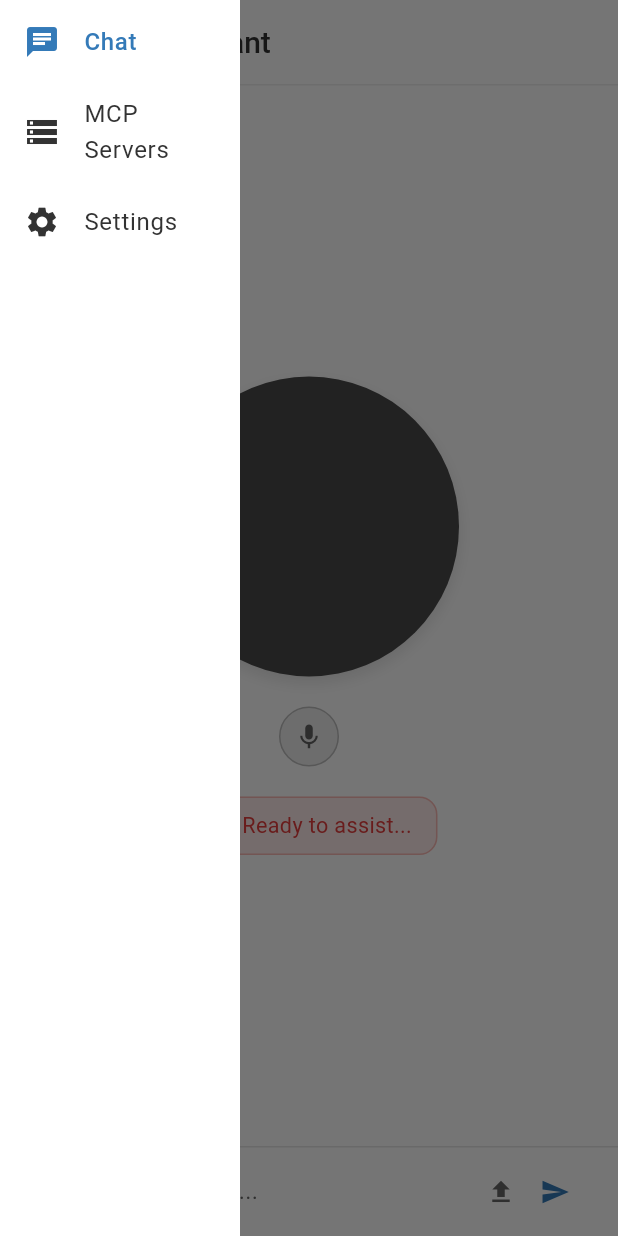
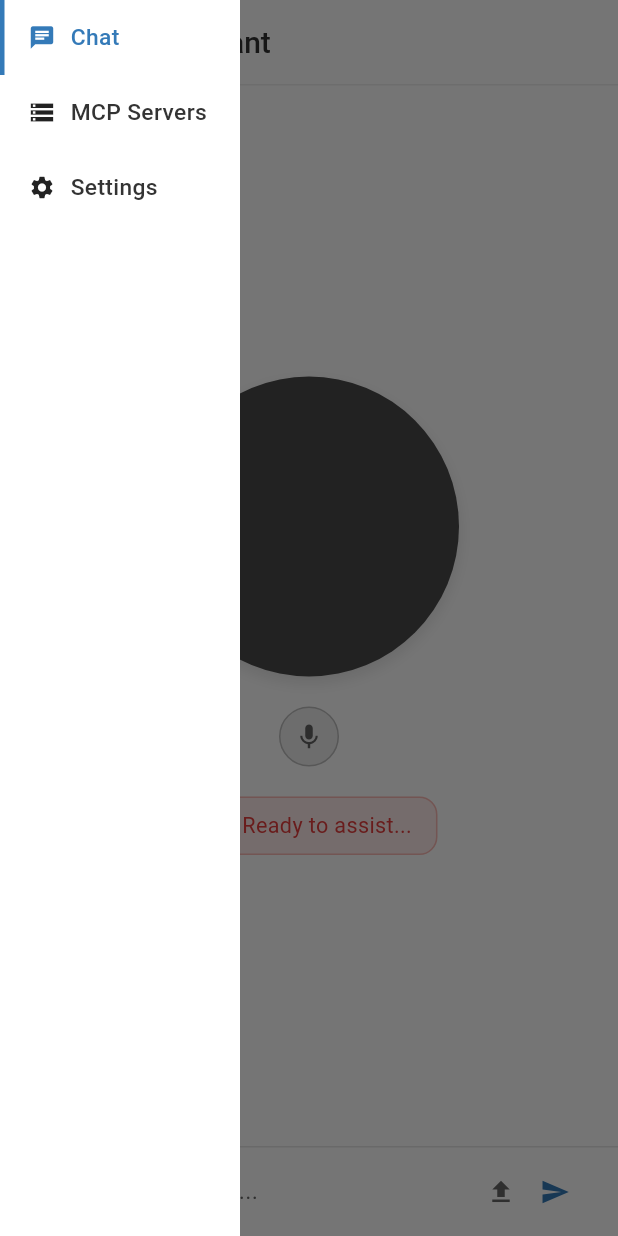
Before and after one commit to ResonanceGroup/VOX-UI, a Flutter app: the screen it shows after launch, with the side drawer open, on a phone screen of 412 x 824 dp. Run offline on Flutter 3.47's test engine with Material 3 defaults, Android fonts, the phone set to English and light mode, and no system bars; our stand-ins replace flutter_riverpod, go_router.

```diff
--- a/lib/screens/chat_screen.dart
+++ b/lib/screens/chat_screen.dart
@@ -33,7 +33,9 @@ class _ChatScreenState extends ConsumerState<ChatScreen> {
           preferredSize: const Size.fromHeight(1.0),
           child: Container(
             height: 1.0,
-            color: AppTheme.borderColor,
+            color: Theme.of(context).brightness == Brightness.dark
+                ? const Color(0xFF333333) // Darker border for dark mode
+                : AppTheme.borderColor,
           ),
         ),
       ),
@@ -115,9 +117,9 @@ class _ChatScreenState extends ConsumerState<ChatScreen> {
            color: Theme.of(context).scaffoldBackgroundColor,
            border: Border(
              top: BorderSide(
-               color: Theme.of(context).brightness == Brightness.light
-                   ? const Color(0xFFE5E5E5) // Lighter border for light mode
-                   : AppTheme.borderColor,
+               color: Theme.of(context).brightness == Brightness.dark
+                   ? const Color(0xFF333333) // Darker border for dark mode matching original
+                   : const Color(0xFFE5E5E5), // Lighter border for light mode
                width: 1.0,
              ),
            ),
--- a/lib/theme/app_theme.dart
+++ b/lib/theme/app_theme.dart
@@ -169,13 +169,16 @@ class AppTheme {
       // App Bar Theme
       appBarTheme: const AppBarTheme(
         backgroundColor: headerDarkBackground,
-        foregroundColor: Color(0xFFEEEEEE),
+        foregroundColor: Color(0xFFCCCCCC), // Lighter gray to match original
         elevation: 0,
         centerTitle: false,
         titleTextStyle: TextStyle(
           fontSize: 20.0,
           fontWeight: FontWeight.w500,
-          color: Color(0xFFEEEEEE),
+          color: Color(0xFFCCCCCC), // Lighter gray to match original
+        ),
+        iconTheme: IconThemeData(
+          color: Color(0xFFCCCCCC), // Lighter gray for hamburger menu
         ),
       ),
 
--- a/lib/widgets/navigation_drawer.dart
+++ b/lib/widgets/navigation_drawer.dart
@@ -11,17 +11,17 @@ class VOXNavigationDrawer extends StatelessWidget {
 
   @override
   Widget build(BuildContext context) {
+    final isDark = Theme.of(context).brightness == Brightness.dark;
+
     return Drawer(
       width: AppTheme.sidebarWidth,
       elevation: 0,
       shape: const RoundedRectangleBorder(
         borderRadius: BorderRadius.zero, // Remove rounded corners
       ),
-      child: BackdropFilter(
-        filter: ImageFilter.blur(sigmaX: 2.0, sigmaY: 2.0), // Add blur effect matching CSS backdrop-filter: blur(2px)
-        child: Container(
-          color: Theme.of(context).scaffoldBackgroundColor,
-          child: Column(
+      child: Container(
+        color: Theme.of(context).scaffoldBackgroundColor,
+        child: Column(
           children: [
             // Navigation items (no header)
             _buildNavItem(
@@ -50,7 +50,6 @@ class VOXNavigationDrawer extends StatelessWidget {
           ],
         ),
       ),
-      ),
     );
   }
 
@@ -62,27 +61,53 @@ class VOXNavigationDrawer extends StatelessWidget {
     required String currentRoute,
   }) {
     final isSelected = currentRoute == route;
+    final isDark = Theme.of(context).brightness == Brightness.dark;
 
-    return ListTile(
-      leading: Icon(
-        icon,
-        color: isSelected ? AppTheme.primaryColor : null,
-      ),
-      title: Text(
-        label,
-        style: TextStyle(
-          color: isSelected ? AppTheme.primaryColor : null,
-          fontWeight: isSelected ? FontWeight.w500 : null,
-        ),
-      ),
-      selected: isSelected,
-      selectedTileColor: AppTheme.primaryColor.withOpacity(0.1),
+    return InkWell(
       onTap: () {
         Navigator.of(context).pop(); // Close drawer
         if (!isSelected) {
           context.go(route);
         }
       },
+      hoverColor: isDark
+          ? const Color(0x1A7FCCDE) // rgba(127, 204, 222, 0.1) for dark mode
+          : const Color(0x1A7FCCDE), // rgba(127, 204, 222, 0.1) for light mode
+      splashColor: Colors.transparent,
+      highlightColor: isSelected
+          ? (isDark
+              ? const Color(0x337FCCDE) // rgba(127, 204, 222, 0.2) for dark mode active
+              : const Color(0x267FCCDE)) // rgba(127, 204, 222, 0.15) for light mode active
+          : Colors.transparent,
+      child: Container(
+        padding: const EdgeInsets.symmetric(horizontal: 16.0, vertical: 14.0),
+        decoration: BoxDecoration(
+          border: Border(
+            left: BorderSide(
+              color: isSelected ? AppTheme.primaryColor : Colors.transparent,
+              width: 3.0,
+            ),
+          ),
+        ),
+        child: Row(
+          children: [
+            Icon(
+              icon,
+              size: 18.0,
+              color: isSelected ? AppTheme.primaryColor : (isDark ? const Color(0xFFCCCCCC) : null),
+            ),
+            const SizedBox(width: 10.0),
+            Text(
+              label,
+              style: TextStyle(
+                fontSize: 15.2, // 0.95rem
+                fontWeight: FontWeight.w500,
+                color: isSelected ? AppTheme.primaryColor : (isDark ? const Color(0xFFCCCCCC) : null),
+              ),
+            ),
+          ],
+        ),
+      ),
     );
   }
 }
--- a/old/settings.json
+++ b/old/settings.json
@@ -1,5 +1,5 @@
 {
-  "theme": "light",
+  "theme": "dark",
   "mcp_config_path": "",
   "active_voice_agent": "ultravox",
   "voice_agent_config": {
```
